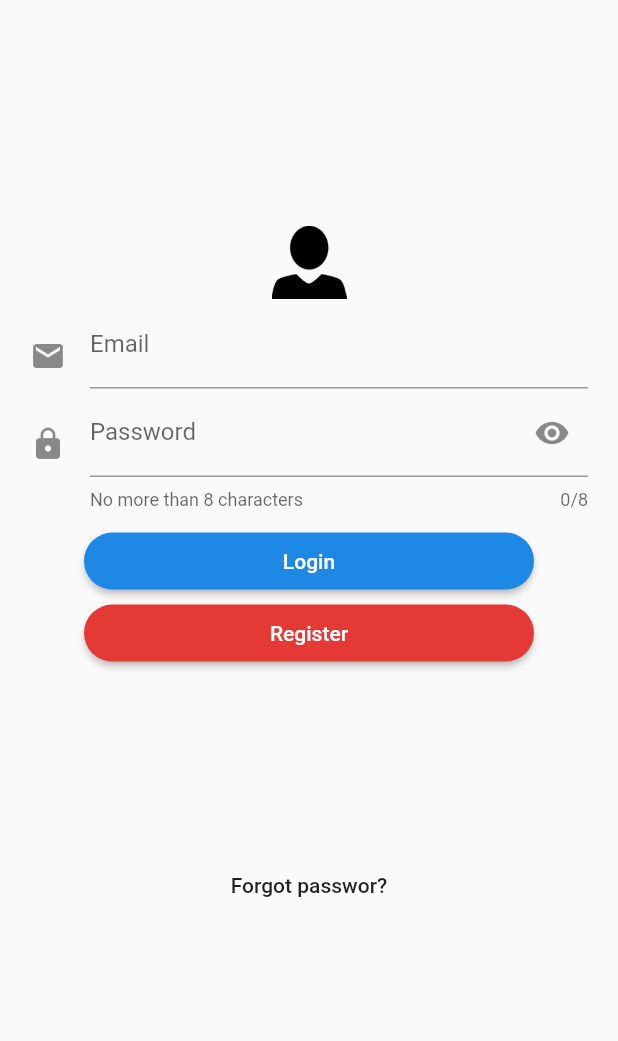
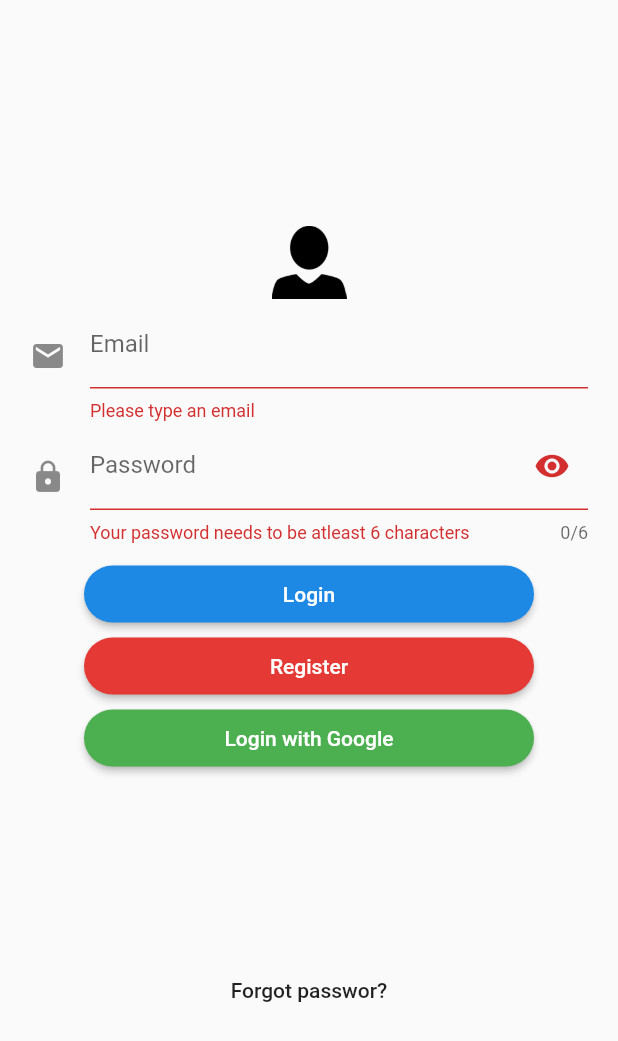
Before and after one commit to MaxZubko/Login_App_Flutter, a Flutter app: the screen it shows after launch, on a phone screen of 412 x 824 dp. Shown: the top 1041 px of the screen. Run offline on Flutter 3.47's test engine with Material 2 defaults, Android fonts, the phone set to English and light mode, and no system bars; our stand-ins replace firebase_auth, google_maps_flutter, google_sign_in, image_picker, shared_preferences; accounts and stored records are empty.

Commit message:
add Firebase|Google auth

```diff
--- a/lib/login_screen.dart
+++ b/lib/login_screen.dart
@@ -1,23 +1,26 @@
 import 'package:flutter/material.dart';
+import 'package:firebase_auth/firebase_auth.dart';
+import 'package:google_sign_in/google_sign_in.dart';
+import 'package:shared_preferences/shared_preferences.dart';
+import 'home_screen.dart';
 import 'dart:async';
 
 class LoginScreen extends StatefulWidget {
-  LoginScreen({Key key, this.title}) : super(key: key);
-
-  final String title;
-
   @override
   State createState() => _LoginScreenState();
 }
 
-class _LoginScreenState extends State<LoginScreen>
-    with TickerProviderStateMixin {
-  int _state = 0;
+class _LoginScreenState extends State<LoginScreen> with TickerProviderStateMixin {
+  bool _obscureText = true;
+  String _email, _password;
+  final GlobalKey<FormState> _formKey = GlobalKey<FormState>();
+  final GoogleSignIn googleSignIn = GoogleSignIn();
+  final FirebaseAuth _auth = FirebaseAuth.instance;
+  SharedPreferences sharedPreferences;
 
   @override
   Widget build(BuildContext context) {
     return MaterialApp(
-      debugShowCheckedModeBanner: false,
       home: Scaffold(
         resizeToAvoidBottomPadding: false,
         body: ListView(
@@ -25,6 +28,7 @@ class _LoginScreenState extends State<LoginScreen>
             Container(
               padding: EdgeInsets.only(top: 150.0),
               child: Form(
+                key: _formKey,
                 autovalidate: true,
                 child: Column(
                   crossAxisAlignment: CrossAxisAlignment.center,
@@ -40,6 +44,13 @@ class _LoginScreenState extends State<LoginScreen>
                         padding: EdgeInsets.symmetric(
                             horizontal: 20.0, vertical: 0.0),
                         child: TextFormField(
+                          // controller: email,
+                          validator: (input) {
+                            if(input.isEmpty) {
+                              return 'Please type an email';
+                            }
+                          },
+                          onSaved: (input) => _email = input,
                           decoration: InputDecoration(
                               icon: Padding(
                                 padding: EdgeInsets.only(top: 15.0),
@@ -51,10 +62,34 @@ class _LoginScreenState extends State<LoginScreen>
                     Padding(
                         padding: EdgeInsets.symmetric(
                             horizontal: 20.0, vertical: 0.0),
-                        child: PasswordField(
-                          helperText: 'No more than 8 characters',
-                          labelText: 'Password',
-                        )),
+                        child: TextFormField(
+                          //controller: password,
+                          validator: (input) {
+                            if(input.length < 6) {
+                              return 'Your password needs to be atleast 6 characters';
+                            }
+                          },
+                          onSaved: (input) => _password = input,
+                          obscureText: _obscureText,
+                          maxLength: 6,
+                          decoration: InputDecoration(
+                            labelText: 'Password',
+                            icon: Padding(
+                                padding: EdgeInsets.only(top: 15.0), child: Icon(Icons.lock)),
+                            suffixIcon: GestureDetector(
+                              onTap: () {
+                                setState(() {
+                                  _obscureText = !_obscureText;
+                                });
+                              },
+                              child: Icon(
+                                _obscureText ? Icons.visibility : Icons.visibility_off,
+                                semanticLabel: _obscureText ? 'show password' : 'hide password',
+                              ),
+                            ),
+                          ),
+                        )
+                        ),
                     Padding(padding: EdgeInsets.only(top: 10.0)),
                     ButtonTheme(
                       minWidth: 300.0,
@@ -65,18 +100,12 @@ class _LoginScreenState extends State<LoginScreen>
                         color: Colors.blue[600],
                         splashColor: Colors.blue[300],
                         textColor: Colors.white,
-                        child: setUpButtonChild(),
+                        child: Text('Login'),
                         onPressed: () async {
-                          setState(() {
-                            if (_state == 0) {
-                              animatedButton();
-                            }
-                          });
-                          await Future.delayed(Duration(seconds: 3));
-                          Navigator.of(context)
-                              .pushReplacementNamed('/home_screen');
-                        },
-                      ),
+                          signIn();
+                          sharedPreferences = await SharedPreferences.getInstance();
+                          sharedPreferences.setString("email", _email);
+                        }),
                     ),
                     ButtonTheme(
                         minWidth: 300.0,
@@ -88,11 +117,30 @@ class _LoginScreenState extends State<LoginScreen>
                           splashColor: Colors.red[300],
                           textColor: Colors.white,
                           child: Text('Register'),
-                          onPressed: () {
-                            Navigator.of(context).push(MaterialPageRoute(
-                                builder: (context) => SecondScreen()));
-                          },
+                          onPressed: () async {
+                            signUp();
+                            sharedPreferences = await SharedPreferences.getInstance();
+                            sharedPreferences.setString("email", _email);
+                          }
                         )),
+                    ButtonTheme(
+                      minWidth: 300.0,
+                      height: 38.0,
+                      child: RaisedButton(
+                        shape: RoundedRectangleBorder(
+                          borderRadius: BorderRadius.circular(30.0)),
+                        color: Colors.green,
+                        child:
+                          Text('Login with Google', style: TextStyle(color: Colors.white)),
+                        onPressed: () {
+                          _signInGoogle().then((FirebaseUser user){
+                              print(user);
+                            }).catchError((onError){
+                              print(onError);
+                           });
+                        },
+                      ),
+                    ),
                     Padding(
                       padding: EdgeInsets.all(60),
                     ),
@@ -113,21 +161,40 @@ class _LoginScreenState extends State<LoginScreen>
     );
   }
 
-  Widget setUpButtonChild() {
-    if (_state == 0) {
-      return Text('Login');
-    } else {
-      return CircularProgressIndicator(
-        valueColor: AlwaysStoppedAnimation<Color>(Colors.white),
-        strokeWidth: 4.0,
-      );
+  Future<void> signIn() async {
+    final formState = _formKey.currentState;
+    if(formState.validate()) {
+      formState.save();
+      try {
+        await FirebaseAuth.instance.signInWithEmailAndPassword(email: _email, password: _password);
+        Navigator.of(context).pushReplacementNamed('/home_screen');
+      }catch(e){
+        print(e.message);
+      }
     }
   }
 
-  void animatedButton() {
-    setState(() {
-      _state = 1;
-    });
+  Future<void> signUp() async {
+    if(_formKey.currentState.validate()) {
+      _formKey.currentState.save();
+      try {
+        await FirebaseAuth.instance.createUserWithEmailAndPassword(email: _email, password: _password);
+        Navigator.of(context).pushReplacementNamed('/home_screen');
+      } catch(e) {
+        print(e.message);
+      }
+    }
+  }
+
+  Future<FirebaseUser> _signInGoogle() async{
+    GoogleSignInAccount googleSignInAccount = await googleSignIn.signIn();
+    GoogleSignInAuthentication gSa =await googleSignInAccount.authentication;
+
+    await _auth.signInWithGoogle(
+      idToken: gSa.idToken,
+      accessToken: gSa.accessToken
+    );
+      return Navigator.push(context, MaterialPageRoute(builder: (context) => HomeScreen()));
   }
 }
 
@@ -141,45 +208,3 @@ class SecondScreen extends StatelessWidget {
         body: Text("Go back!"));
   }
 }
-
-class PasswordField extends StatefulWidget {
-  PasswordField({
-    this.labelText,
-    this.helperText,
-  });
-
-  final String labelText;
-  final String helperText;
-
-  @override
-  _PasswordFieldState createState() => _PasswordFieldState();
-}
-
-class _PasswordFieldState extends State<PasswordField> {
-  bool _obscureText = true;
-
-  @override
-  Widget build(BuildContext context) {
-    return TextFormField(
-      obscureText: _obscureText,
-      maxLength: 8,
-      decoration: InputDecoration(
-        labelText: widget.labelText,
-        helperText: widget.helperText,
-        icon: Padding(
-            padding: EdgeInsets.only(top: 15.0), child: Icon(Icons.lock)),
-        suffixIcon: GestureDetector(
-          onTap: () {
-            setState(() {
-              _obscureText = !_obscureText;
-            });
-          },
-          child: Icon(
-            _obscureText ? Icons.visibility : Icons.visibility_off,
-            semanticLabel: _obscureText ? 'show password' : 'hide password',
-          ),
-        ),
-      ),
-    );
-  }
-}
```
Also changed, not shown: lib/about_screen.dart (added, +57 -0 lines), lib/google_map_screen.dart (added, +51 -0 lines), lib/home_screen.dart (+116 -22 lines), pubspec.yaml (+10 -3 lines), 4 other files.
